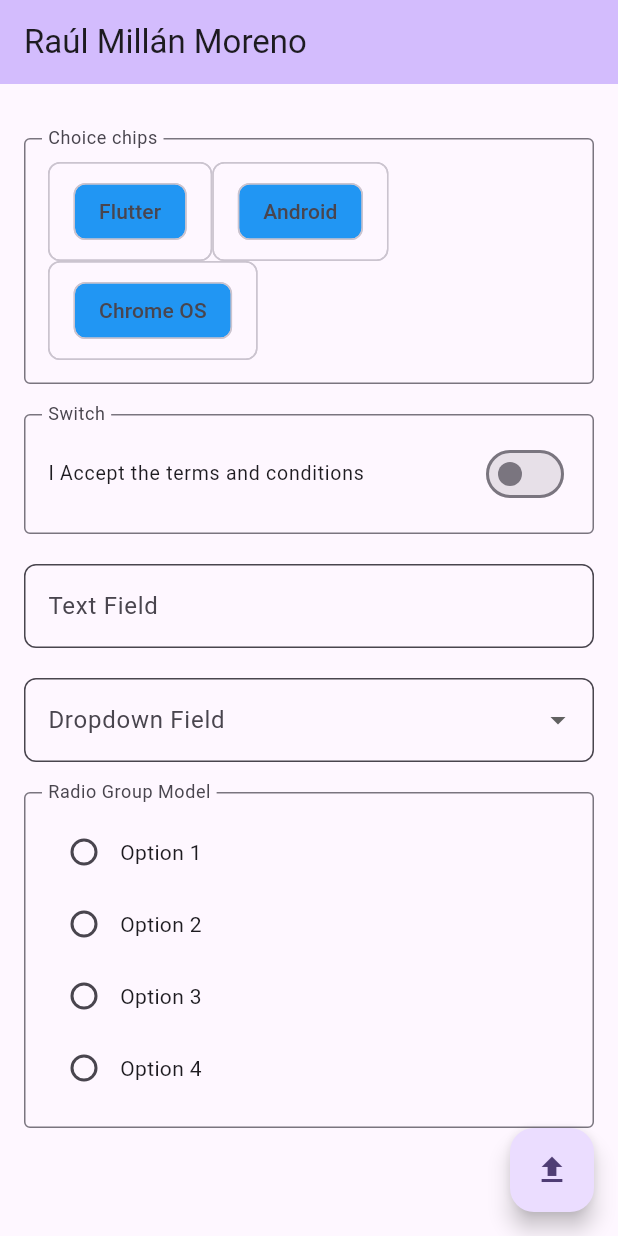
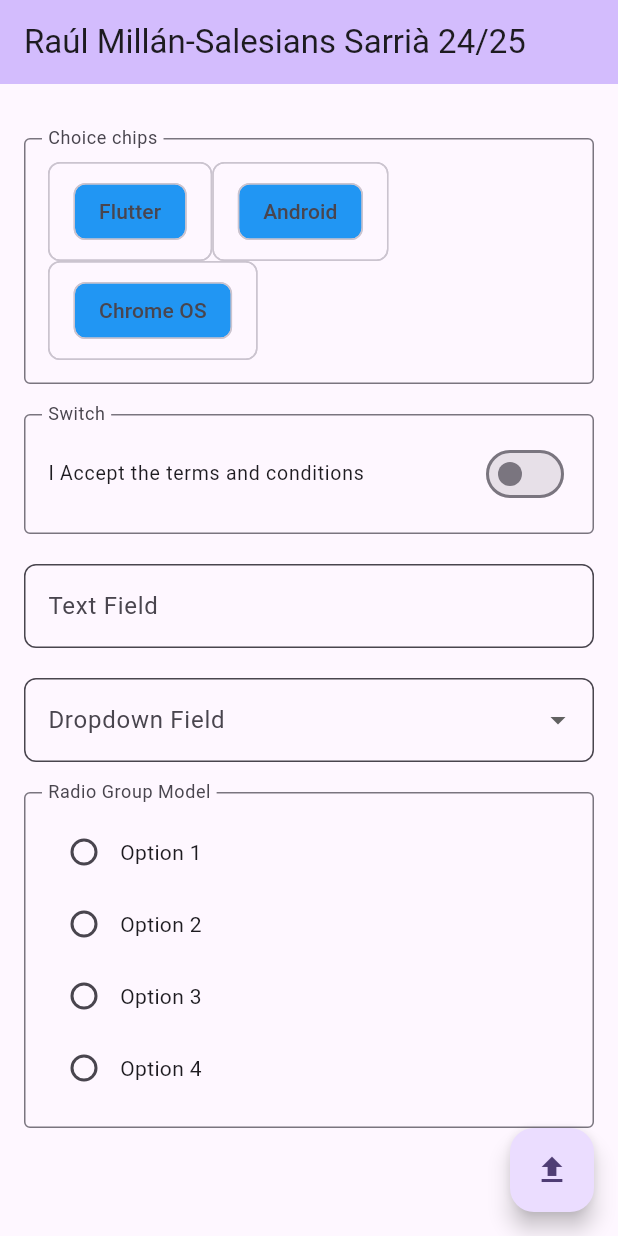
Before and after one commit to RaulMillanMoreno/formulario_c, a Flutter app: the screen it shows after launch, on a phone screen of 412 x 824 dp. Run offline on Flutter 3.47's test engine with Material 3 defaults, Android fonts, the phone set to English and light mode, and no system bars; drawn by our look-alikes of flutter_form_builder; our stand-ins replace form_builder_validators.

Commit message:
Update main.dart

```diff
--- a/lib/main.dart
+++ b/lib/main.dart
@@ -23,7 +23,7 @@ class MyHomePage extends StatelessWidget {
   MyHomePage({super.key});
 
   final myController = TextEditingController();
-  final String title = 'Raúl Millán Moreno';
+  final String title = 'Raúl Millán-Salesians Sarrià 24/25';
   final _formKey = GlobalKey<FormBuilderState>();
   void _onChanged(dynamic val) => debugPrint(val.toString());
 
@@ -91,10 +91,9 @@ class MyHomePage extends StatelessWidget {
                       ],
                       onChanged: _onChanged,
                     ),
-
                     const SizedBox(height: 20),
 
-                     FormBuilderSwitch(// el switch que representa si aceptas los terminos y condiciones.
+                    FormBuilderSwitch(// el switch que representa si aceptas los terminos y condiciones.
                       title: const Text('I Accept the terms and conditions'),
                       name: 'accept_terms_switch',
                       onChanged: _onChanged,
@@ -108,7 +107,6 @@ class MyHomePage extends StatelessWidget {
                         )
                       ),
                     ),
-
                     const SizedBox(height: 20),
 
                     FormBuilderTextField(//este es un campo de texto, el cual es la tercera parte del formulario
@@ -134,7 +132,6 @@ class MyHomePage extends StatelessWidget {
                       ]),
                       onChanged: _onChanged,
                     ),
-
                     const SizedBox(height: 20),
 
                     FormBuilderDropdown<String>(// es el dropdown que te hace seleccionar entre tres paises
@@ -152,9 +149,9 @@ class MyHomePage extends StatelessWidget {
                       ),
                       items: ['Findland', 'Spain', 'United Kindom']
                           .map((lang) => DropdownMenuItem(
-                                value: lang,
-                                child: Text(lang),
-                              ))
+                              value: lang,
+                              child: Text(lang),
+                            ))
                           .toList(),
                       onChanged: _onChanged,
                     ),
```
